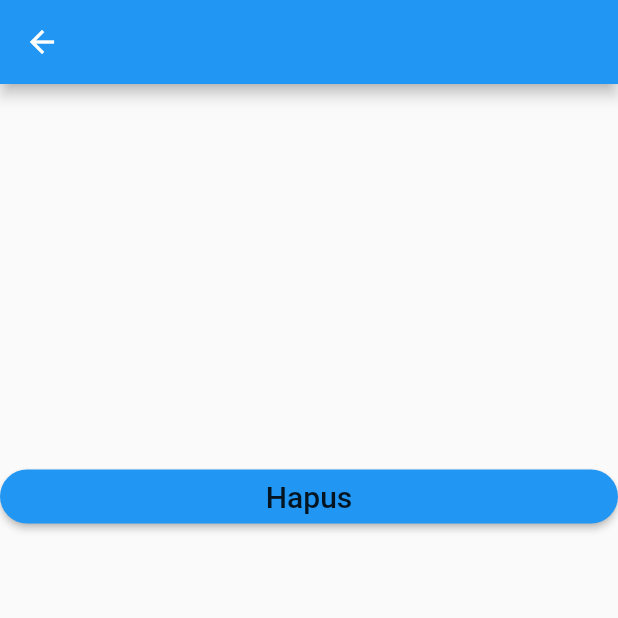
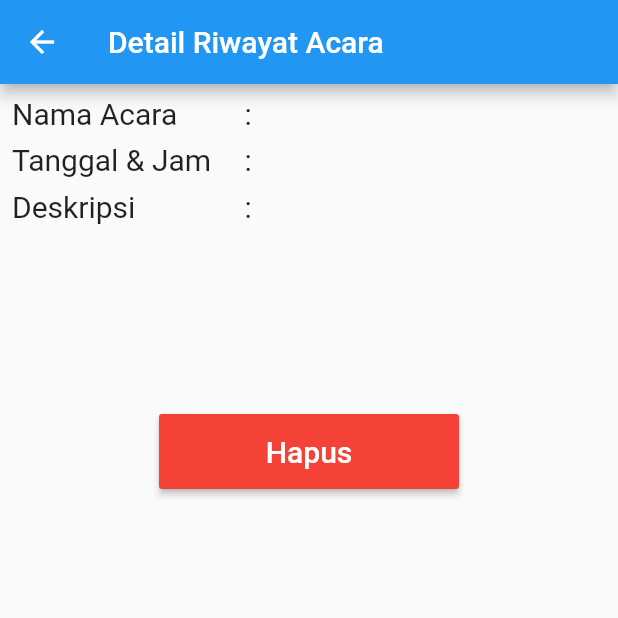
Before and after one commit to arnandwika/FinalProject, a Flutter app: the ReminderHistory screen opened directly, on a phone screen of 412 x 824 dp, the top half of it. Run offline on Flutter 3.47's test engine with Material 2 defaults, Android fonts, the phone set to English and light mode, and no system bars; our stand-ins replace cloud_firestore, date_format, datetime_picker_formfield, file_picker, firebase_storage, flutter_local_notifications and 2 more; accounts and stored records are empty.

Commit message:
History Reminder UI

```diff
--- a/project1/lib/ReminderHistory.dart
+++ b/project1/lib/ReminderHistory.dart
@@ -30,38 +30,86 @@ class ReminderHistory extends StatelessWidget{
       OpenDb();
     return Scaffold(
       appBar: AppBar(
+        title: Text("Detail Riwayat Acara"),
         backgroundColor: blue,
       ),
-      body: Container(
+      body: Padding(
+        padding: EdgeInsets.all(8),
         child: Column(
           children: <Widget>[
-            Text(
-              judul,
+            Row(
+              children: <Widget>[
+                SizedBox(
+                  width: 150,
+                  child: Text(
+                    "Nama Acara",
                     style: TextStyle(
-                  fontWeight: FontWeight.bold,
-                  fontSize: 30
+                      fontSize: 20,
+                    ),
                   ),
                 ),
                 Text(
-              tanggal,
+                  " : "+judul,
                   style: TextStyle(
-                fontSize: 14,
+                    fontSize: 20,
                   ),
                 ),
-            SingleChildScrollView(
-              child: Container(
-                height: 200,
+              ],
+            ),
+            SizedBox(
+              height: 8,
+            ),
+            Row(
+              children: <Widget>[
+                SizedBox(
+                  width: 150,
                   child: Text(
-                   isi
+                    "Tanggal & Jam ",
+                    style: TextStyle(
+                      fontSize: 20,
                     ),
                   ),
                 ),
-            Container(
-              child: Row(
-                mainAxisAlignment: MainAxisAlignment.center,
+                Text(
+                  " : "+tanggal,
+                  style: TextStyle(
+                    fontSize: 20,
+                  ),
+                ),
+              ],
+            ),
+            SizedBox(
+              height: 8,
+            ),
+            Row(
               children: <Widget>[
-                  Expanded(
+                SizedBox(
+                  width: 150,
+                  height: 150,
+                  child: Text(
+                    "Deskripsi ",
+                    style: TextStyle(
+                      fontSize: 20,
+                    ),
+                  ),
+                ),
+                SizedBox(
+                  height: 150,
+                  child: Text(
+                    " : "+isi,
+                    style: TextStyle(
+                      fontSize: 20,
+                    ),
+                  ),
+                )
+              ],
+            ),
+            SizedBox(
+              width: 200,
+              height: 50,
               child: RaisedButton(
+                color: Colors.red,
+                child: Text("Hapus", style: TextStyle(color: white, fontSize: 20),),
                 onPressed: () async => {
                   await hapusData(id),
                   await hapusFirestore(id),
@@ -69,22 +117,9 @@ class ReminderHistory extends StatelessWidget{
                   Navigator.pop(context),
                   await OpenDb(),
                   Navigator.pushNamed(context, '/history'),
-
                 },
-                      color: blue,
-                      shape: RoundedRectangleBorder(
-                        borderRadius: new BorderRadius.circular(18.0),
-                      ),
-                      child: Text(
-                        "Hapus",
-                        style: TextStyle(
-                            fontSize: 20
-                        ),),
               ),
             ),
-                ],
-              ),
-            )
           ],
         ),
       ),
```
Lines whose indentation alone changed are shown as unchanged.
